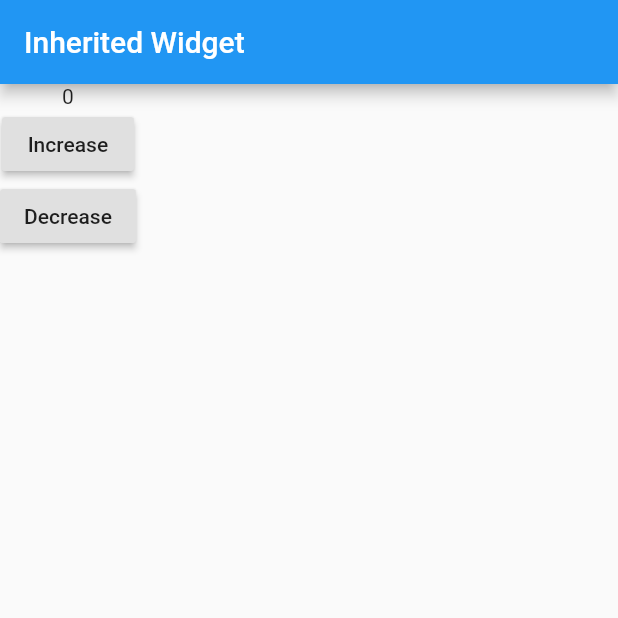
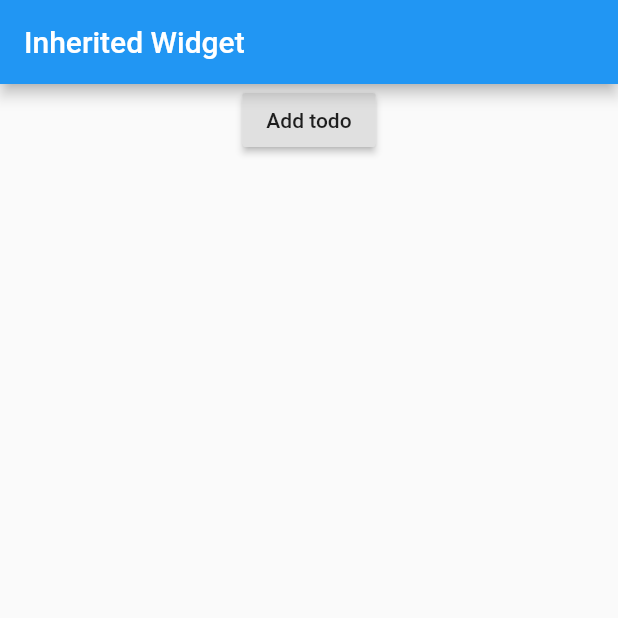
Before and after one commit to rahmanfadhil/flutter_rxjs_demo, a Flutter app: the screen it shows after launch, on a phone screen of 412 x 824 dp, the top half of it. Run offline on Flutter 3.47's test engine with Material 2 defaults, Android fonts, the phone set to English and light mode, and no system bars; our stand-ins replace rxdart.

Commit message:
Add todo service and use observer as list

```diff
--- a/lib/main.dart
+++ b/lib/main.dart
@@ -2,6 +2,7 @@ import 'package:flutter/material.dart';
 
 import './services/main.dart';
 import './counter_manager.dart';
+import './todos_manager.dart';
 
 void main() => runApp(MyApp());
 
@@ -14,7 +15,7 @@ class MyApp extends StatelessWidget {
           title: Text('Inherited Widget'),
         ),
         body: StateContainer(
-          child: CounterManager(),
+          child: TodosManager(),
         ),
       ),
     );
--- a/lib/services/main.dart
+++ b/lib/services/main.dart
@@ -1,8 +1,11 @@
 import 'package:flutter/material.dart';
+
 import './counter_service.dart';
+import './todo_service.dart';
 
 class StateContainer extends InheritedWidget {
   final counterService = CounterService();
+  final todoService = TodoService();
 
   StateContainer({Widget child}) : super(child: child);
 
--- /dev/null
+++ b/lib/services/todo_service.dart
@@ -0,0 +1,14 @@
+import 'package:rxdart/rxdart.dart';
+
+class TodoService {
+  BehaviorSubject<List<String>> _todos = BehaviorSubject.seeded([]);
+
+  Observable get stream$ => _todos.stream;
+  List<String> get todos => _todos.value;
+
+  addTodo(String data) {
+    final List<String> newTodo = todos;
+    newTodo.add('hello');
+    _todos.add(newTodo);
+  }
+}
--- /dev/null
+++ b/lib/todos_manager.dart
@@ -0,0 +1,37 @@
+import 'package:flutter/material.dart';
+
+import './services/todo_service.dart';
+import './services/main.dart';
+
+class TodosManager extends StatelessWidget {
+  @override
+  Widget build(BuildContext context) {
+    final TodoService todoService = StateContainer.of(context).todoService;
+
+    return Column(
+      children: <Widget>[
+        RaisedButton(
+          child: Text('Add todo'),
+          onPressed: () => todoService.addTodo("hello"),
+        ),
+        StreamBuilder(
+          stream: todoService.stream$,
+          builder: (BuildContext context, AsyncSnapshot snapshot) {
+            if (snapshot.data != null) {
+              return Expanded(
+                child: ListView.builder(
+                  itemCount: snapshot.data.length,
+                  itemBuilder: (BuildContext context, int index) {
+                    return ListTile(title: Text(snapshot.data[index]));
+                  },
+                ),
+              );
+            } else {
+              return CircularProgressIndicator();
+            }
+          },
+        ),
+      ],
+    );
+  }
+}
```
